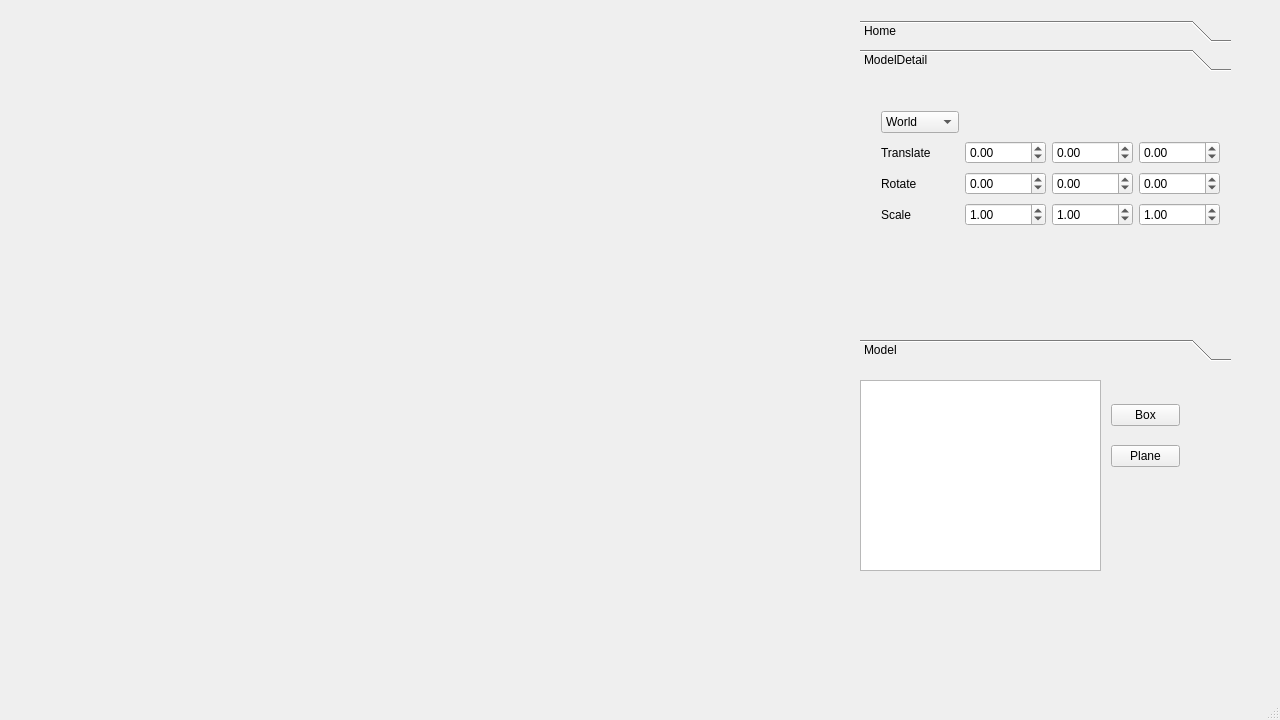
This is DX11RenderEngine.ui in BoomBac/DX11RenderEngine as Qt 5 draws it before an edit. The edited form follows.
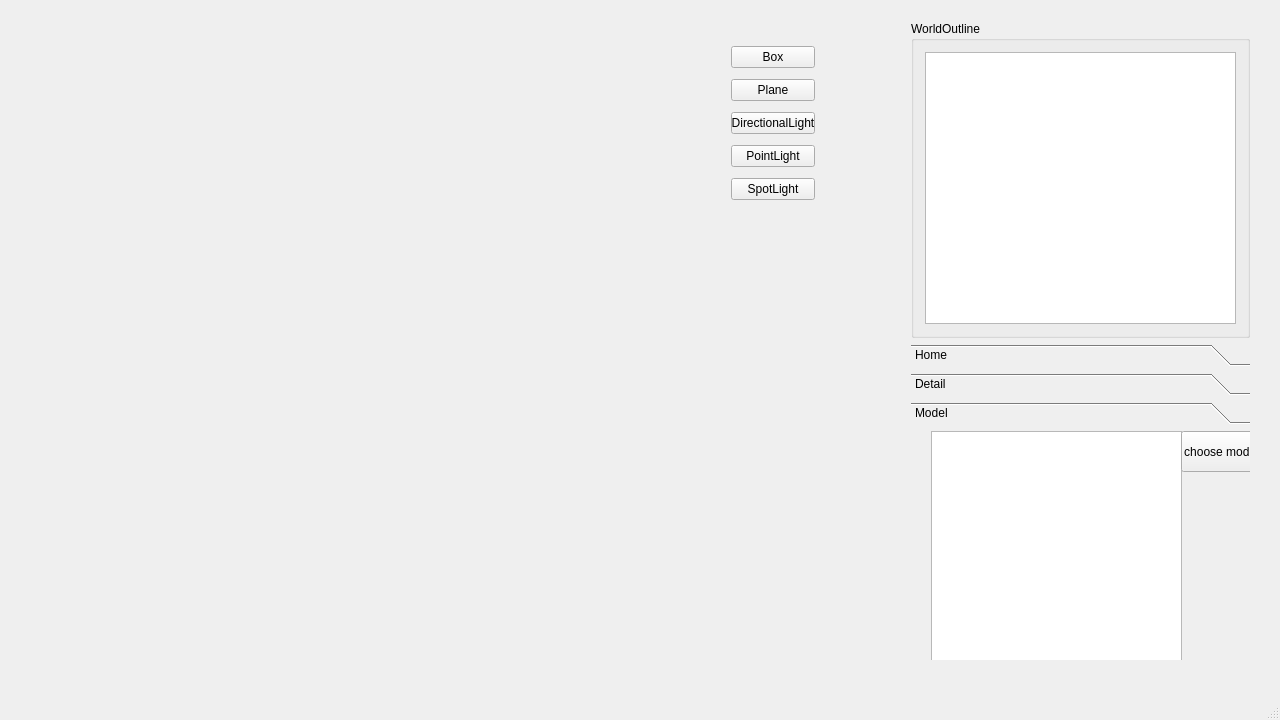
This is the edited form. Custom widgets are drawn as their Qt base class.

What changed in the file:
```diff
--- a/DX11RenderEngine.ui
+++ b/DX11RenderEngine.ui
@@ -26,16 +26,82 @@
       <height>600</height>
      </rect>
     </property>
-   </widget>
-   <widget class="QToolBox" name="toolBox">
+    <widget class="QWidget" name="verticalLayoutWidget">
+     <property name="geometry">
+      <rect>
+       <x>680</x>
+       <y>10</y>
+       <width>106</width>
+       <height>191</height>
+      </rect>
+     </property>
+     <layout class="QVBoxLayout" name="verticalLayout">
+      <item>
+       <widget class="QPushButton" name="bt_addBox">
+        <property name="text">
+         <string>Box</string>
+        </property>
+       </widget>
+      </item>
+      <item>
+       <widget class="QPushButton" name="bt_addPlane">
+        <property name="text">
+         <string>Plane</string>
+        </property>
+       </widget>
+      </item>
+      <item>
+       <widget class="QPushButton" name="bt_addDirL">
+        <property name="text">
+         <string>DirectionalLight</string>
+        </property>
+       </widget>
+      </item>
+      <item>
+       <widget class="QPushButton" name="bt_addPointL">
+        <property name="text">
+         <string>PointLight</string>
+        </property>
+       </widget>
+      </item>
+      <item>
+       <widget class="QPushButton" name="bt_addSpotL">
+        <property name="text">
+         <string>SpotLight</string>
+        </property>
+       </widget>
+      </item>
+     </layout>
+    </widget>
+   </widget>
+   <widget class="QWidget" name="verticalLayoutWidget_2">
     <property name="geometry">
      <rect>
-      <x>860</x>
-      <y>20</y>
-      <width>371</width>
-      <height>341</height>
+      <x>900</x>
+      <y>10</y>
+      <width>361</width>
+      <height>661</height>
      </rect>
     </property>
+    <layout class="QVBoxLayout" name="verticalLayout_2">
+     <item>
+      <widget class="QGroupBox" name="g_outline">
+       <property name="title">
+        <string>WorldOutline</string>
+       </property>
+       <layout class="QVBoxLayout" name="verticalLayout_3">
+        <item>
+         <widget class="QListWidget" name="L_OutLine">
+          <property name="currentRow">
+           <number>-1</number>
+          </property>
+         </widget>
+        </item>
+       </layout>
+      </widget>
+     </item>
+     <item>
+      <widget class="QToolBox" name="tbx_detail">
     <property name="currentIndex">
      <number>1</number>
     </property>
@@ -73,12 +139,12 @@
       <rect>
        <x>0</x>
        <y>0</y>
-       <width>371</width>
-       <height>260</height>
+          <width>359</width>
+          <height>245</height>
       </rect>
      </property>
      <attribute name="label">
-      <string>ModelDetail</string>
+         <string>Detail</string>
      </attribute>
      <widget class="QWidget" name="gridLayoutWidget">
       <property name="geometry">
@@ -226,8 +292,8 @@
       <rect>
        <x>0</x>
        <y>0</y>
-       <width>371</width>
-       <height>260</height>
+          <width>359</width>
+          <height>245</height>
       </rect>
      </property>
      <attribute name="label">
@@ -256,43 +322,17 @@
        <string>choose model</string>
       </property>
      </widget>
-    </widget>
-   </widget>
-   <widget class="QListWidget" name="L_OutLine">
+        <widget class="ProgressLine" name="progressLine">
     <property name="geometry">
      <rect>
-      <x>860</x>
-      <y>380</y>
-      <width>241</width>
-      <height>191</height>
-     </rect>
-    </property>
-    <property name="currentRow">
-     <number>-1</number>
-    </property>
-   </widget>
-   <widget class="QWidget" name="verticalLayoutWidget">
-    <property name="geometry">
-     <rect>
-      <x>1100</x>
-      <y>380</y>
-      <width>91</width>
-      <height>111</height>
-     </rect>
-    </property>
-    <layout class="QVBoxLayout" name="verticalLayout">
-     <item>
-      <widget class="QPushButton" name="bt_addBox">
-       <property name="text">
-        <string>Box</string>
-       </property>
-      </widget>
-     </item>
-     <item>
-      <widget class="QPushButton" name="bt_addPlane">
-       <property name="text">
-        <string>Plane</string>
-       </property>
+           <x>270</x>
+           <y>120</y>
+           <width>81</width>
+           <height>31</height>
+          </rect>
+         </property>
+        </widget>
+       </widget>
       </widget>
      </item>
     </layout>
@@ -322,6 +362,11 @@
  </widget>
  <layoutdefault spacing="6" margin="11"/>
  <customwidgets>
+  <customwidget>
+   <class>ProgressLine</class>
+   <extends>QWidget</extends>
+   <header>progressline.h</header>
+  </customwidget>
   <customwidget>
    <class>RenderViewport</class>
    <extends>QWidget</extends>
```
Left out of the diff: 8 changed lines with no effect on the pictures. Lines whose indentation alone changed are shown as unchanged.
